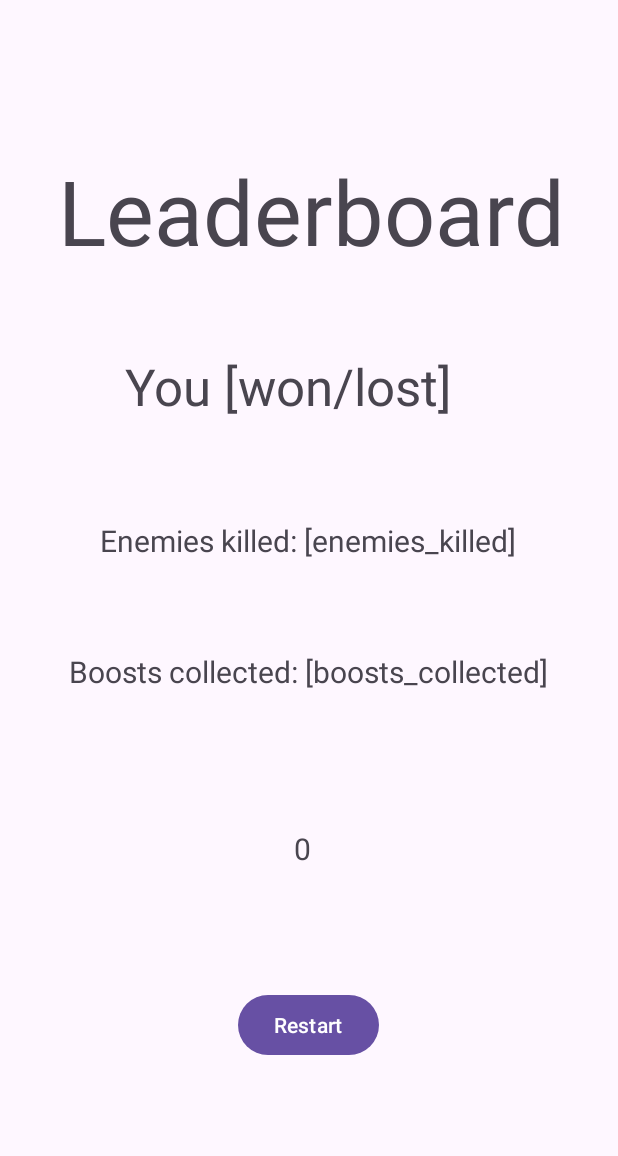
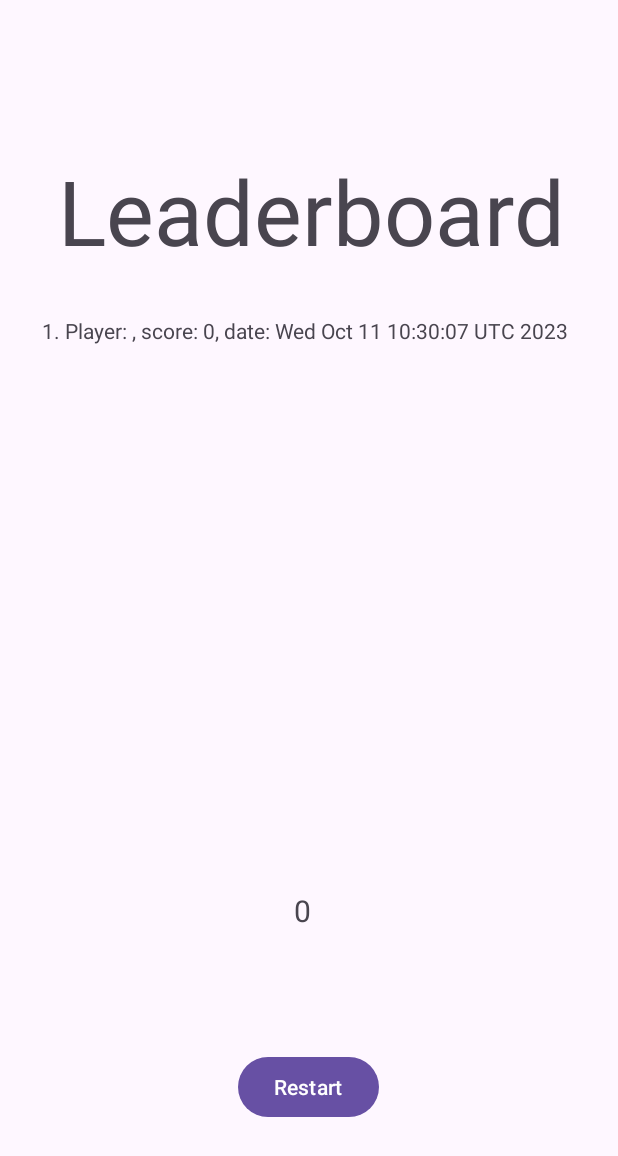
Before and after one commit to rparida3/CS2340A_Team11, an Android app: the EndingActivity screen opened directly, with no data from a screen before it, on a phone screen of 412 x 824 dp. Shown: the top 1156 px of the screen. Run offline under Robolectric (Android 15) with nearby library versions, the phone set to English and light mode, and no system bars.

Commit message:
add leaderboard UI

```diff
--- a/app/src/main/java/com/example/cs2340a_team11/Model/Leaderboard.java
+++ b/app/src/main/java/com/example/cs2340a_team11/Model/Leaderboard.java
@@ -1,8 +1,7 @@
 package com.example.cs2340a_team11.Model;
 
-
-
-
+import java.time.LocalDateTime;
+import java.time.format.DateTimeFormatter;
 import java.util.*;
 public class Leaderboard {
 
@@ -36,14 +35,14 @@ public class Leaderboard {
         return uniqueInstance;
     }
 
-
     /**
      * Adds score to list of scores (not sorted)
      * @param playerName playerName
      * @param score player's score on recent attempt
      */
     public void addScore(String playerName, int score) {
-        String dateTime = ""; //FIGURE OUT HOW TO GET DATE/TIME
+        java.util.Date date = new java.util.Date();
+        String dateTime = date.toString();
         scores.add(new Score(playerName, score, dateTime));
     }
 
@@ -93,7 +92,7 @@ public class Leaderboard {
     }
 
 
-    private class Score {
+    public class Score {
         private String playerName;
         private int score;
         private String dateTime;
@@ -135,9 +134,8 @@ public class Leaderboard {
 
         @Override
         public String toString() {
-            return "PlayerName=" + playerName +
-                    ", score=" + score +
-                    ", dateTime=" + dateTime;
+            return "Player: " + playerName
+                    + ", score: " + score + ", date: " + dateTime;
         }
     }
 
--- a/app/src/main/java/com/example/cs2340a_team11/View/EndingActivity.java
+++ b/app/src/main/java/com/example/cs2340a_team11/View/EndingActivity.java
@@ -1,6 +1,5 @@
 package com.example.cs2340a_team11.View;
 
-import android.app.Activity;
 import android.content.Intent;
 import android.os.Bundle;
 import android.view.View;
@@ -12,7 +11,6 @@ import androidx.lifecycle.ViewModelProvider;
 
 import com.example.cs2340a_team11.R;
 import com.example.cs2340a_team11.ViewModel.EndScreenViewModel;
-import com.example.cs2340a_team11.ViewModel.InitialConfigViewModel;
 
 public class EndingActivity extends AppCompatActivity {
     private EndScreenViewModel endScreenViewModel;
@@ -22,8 +20,12 @@ public class EndingActivity extends AppCompatActivity {
         endScreenViewModel = new ViewModelProvider(this).get(EndScreenViewModel.class);
 
         // DO PLEASE: display end results by fetching info from view-model
-        TextView currentScore = findViewById(R.id.score);
+        TextView currentScore = findViewById(R.id.curr_score);
         currentScore.setText(Integer.toString(endScreenViewModel.calcTotalScore()));
+
+        TextView scoreList = findViewById(R.id.scoreList);
+        scoreList.setText(endScreenViewModel.getScores());
+
         Button restart = (Button) findViewById(R.id.restart);
         restart.setOnClickListener(new View.OnClickListener() {
             @Override
@@ -33,7 +35,7 @@ public class EndingActivity extends AppCompatActivity {
         });
     }
     public void restartGame() {
-        Intent Restart = new Intent(this, StartScreen.class);
-        startActivity(Restart);
+        Intent restartGameIntent = new Intent(this, StartScreen.class);
+        startActivity(restartGameIntent);
     }
 }
--- a/app/src/main/java/com/example/cs2340a_team11/ViewModel/EndScreenViewModel.java
+++ b/app/src/main/java/com/example/cs2340a_team11/ViewModel/EndScreenViewModel.java
@@ -2,13 +2,15 @@ package com.example.cs2340a_team11.ViewModel;
 
 import androidx.lifecycle.ViewModel;
 import java.util.ArrayList;
+
+import com.example.cs2340a_team11.Model.Leaderboard;
 import com.example.cs2340a_team11.Model.Player;
 import com.example.cs2340a_team11.View.GameScreenActivity;
 
 public class EndScreenViewModel extends ViewModel {
     private Player player = Player.getPlayer();
+    private Leaderboard leaderboard = Leaderboard.getInstance();
     public EndScreenViewModel() {
-        Leaderboard leaderboard = Leaderboard.getInstance();
         leaderboard.addScore(player.getName(), calcTotalScore());
         ArrayList topScores = leaderboard.getTopScores(5);
     }
@@ -29,4 +31,13 @@ public class EndScreenViewModel extends ViewModel {
     public int calcTotalScore() {
         return player.getScore();
     }
+
+    public String getScores() {
+        StringBuilder out = new StringBuilder();
+        ArrayList<Leaderboard.Score> scores = leaderboard.getScores();
+        for (int i = 0; i < scores.size(); i++) {
+            out.append(i + 1).append(". ").append(scores.get(i)).append("\n\n");
+        }
+        return out.toString();
+    }
 }
--- a/app/src/main/res/layout/ending_screen.xml
+++ b/app/src/main/res/layout/ending_screen.xml
@@ -12,73 +12,25 @@
         android:layout_marginStart="170dp"
         android:layout_marginTop="100dp"
         android:layout_marginEnd="183dp"
-        android:layout_marginBottom="26dp"
         android:text="@string/leaderboard"
         android:textSize="60sp"
-        app:layout_constraintBottom_toTopOf="@+id/result"
         app:layout_constraintEnd_toEndOf="parent"
         app:layout_constraintHorizontal_bias="0.471"
         app:layout_constraintStart_toStartOf="parent"
         app:layout_constraintTop_toTopOf="parent" />
 
     <TextView
-        android:id="@+id/result"
-        android:layout_width="wrap_content"
-        android:layout_height="wrap_content"
-        android:layout_marginStart="175dp"
-        android:layout_marginTop="28dp"
-        android:layout_marginEnd="146dp"
-        android:layout_marginBottom="33dp"
-        android:text="@string/result"
-        android:textSize="34sp"
-        app:layout_constraintBottom_toTopOf="@+id/enemies_killed"
-        app:layout_constraintEnd_toEndOf="parent"
-        app:layout_constraintHorizontal_bias="0.723"
-        app:layout_constraintStart_toStartOf="parent"
-        app:layout_constraintTop_toBottomOf="@+id/leaderboard" />
-
-    <TextView
-        android:id="@+id/enemies_killed"
-        android:layout_width="wrap_content"
-        android:layout_height="wrap_content"
-        android:layout_marginStart="106dp"
-        android:layout_marginTop="33dp"
-        android:layout_marginEnd="107dp"
-        android:layout_marginBottom="54dp"
-        android:text="@string/enemies_killed"
-        android:textSize="20sp"
-        app:layout_constraintBottom_toTopOf="@+id/boosts_collected"
-        app:layout_constraintEnd_toEndOf="parent"
-        app:layout_constraintStart_toStartOf="parent"
-        app:layout_constraintTop_toBottomOf="@+id/result" />
-
-    <TextView
-        android:id="@+id/boosts_collected"
-        android:layout_width="wrap_content"
-        android:layout_height="wrap_content"
-        android:layout_marginStart="176dp"
-        android:layout_marginTop="60dp"
-        android:layout_marginEnd="177dp"
-        android:text="@string/boosts_collected"
-        android:textSize="20sp"
-        app:layout_constraintEnd_toEndOf="parent"
-        app:layout_constraintStart_toStartOf="parent"
-        app:layout_constraintTop_toBottomOf="@+id/enemies_killed" />
-
-    <TextView
-        android:id="@+id/score"
+        android:id="@+id/curr_score"
         android:layout_width="wrap_content"
         android:layout_height="wrap_content"
         android:layout_marginStart="172dp"
-        android:layout_marginTop="49dp"
         android:layout_marginEnd="181dp"
         android:layout_marginBottom="203dp"
-        android:text="@string/total_score"
+        android:text="@string/curr_score"
         android:textSize="20sp"
         app:layout_constraintBottom_toBottomOf="parent"
         app:layout_constraintEnd_toEndOf="parent"
-        app:layout_constraintStart_toStartOf="parent"
-        app:layout_constraintTop_toBottomOf="@+id/boosts_collected" />
+        app:layout_constraintStart_toStartOf="parent" />
 
     <Button
         android:id="@+id/restart"
@@ -89,5 +41,19 @@
         app:layout_constraintEnd_toEndOf="parent"
         app:layout_constraintHorizontal_bias="0.498"
         app:layout_constraintStart_toStartOf="parent"
-        app:layout_constraintTop_toBottomOf="@+id/score" />
+        app:layout_constraintTop_toBottomOf="@+id/curr_score" />
+
+    <TextView
+        android:id="@+id/scoreList"
+        android:layout_width="wrap_content"
+        android:layout_height="wrap_content"
+        android:layout_marginStart="174dp"
+        android:layout_marginTop="30dp"
+        android:layout_marginEnd="179dp"
+        android:paddingLeft="10dp"
+        android:paddingRight="10dp"
+        android:text="TextView"
+        app:layout_constraintEnd_toEndOf="parent"
+        app:layout_constraintStart_toStartOf="parent"
+        app:layout_constraintTop_toBottomOf="@+id/leaderboard" />
 </androidx.constraintlayout.widget.ConstraintLayout>
--- a/app/src/main/res/values/strings.xml
+++ b/app/src/main/res/values/strings.xml
@@ -4,7 +4,7 @@
     <string name="result">You [won/lost]</string>
     <string name="enemies_killed">Enemies killed: [enemies_killed]</string>
     <string name="boosts_collected">Boosts collected: [boosts_collected]</string>
-    <string name="total_score">Total score: [score]</string>
+    <string name="curr_score">Current score: [score]</string>
     <string name="what_is_your_name">What is your name?</string>
     <string name="choose_difficulty">Choose Difficulty:</string>
     <string name="select_character">Select Character</string>
```
